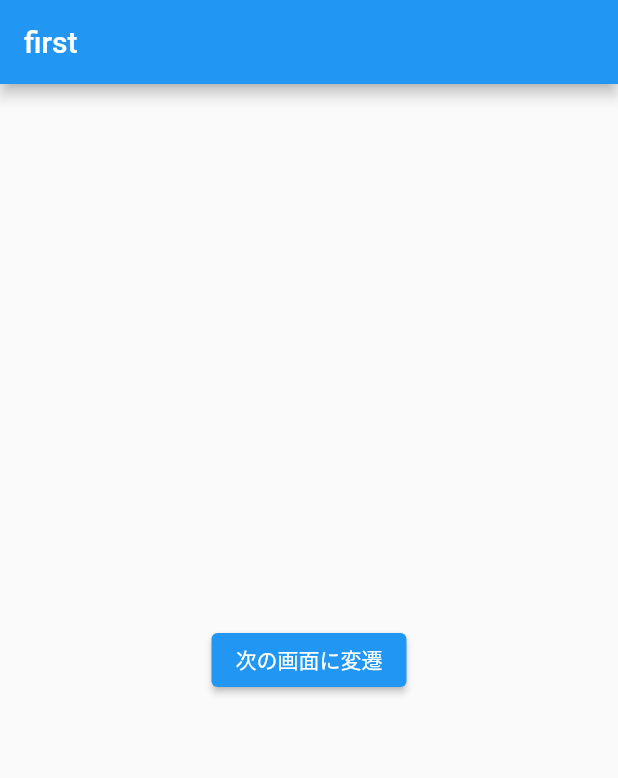
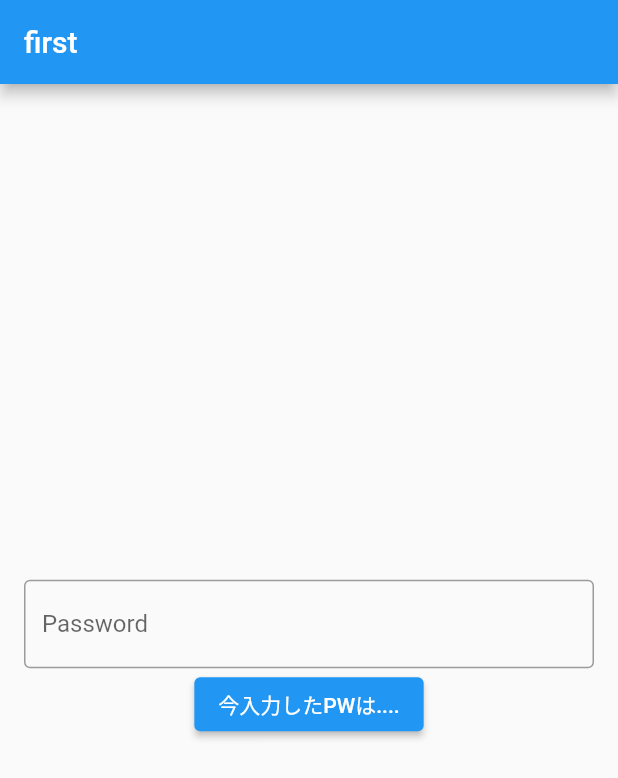
Before and after one commit to GawinGowin/flutter_train, a Flutter app: the screen it shows after launch, on a phone screen of 412 x 824 dp. Shown: the top 778 px of the screen. Run offline on Flutter 3.47's test engine with Material 2 defaults, Android fonts, the phone set to English and light mode, and no system bars.

Commit message:
add moving and input

```diff
--- a/lib/first_page.dart
+++ b/lib/first_page.dart
@@ -3,6 +3,8 @@ import 'package:flutter/material.dart';
 import 'package:flutter_train/second_page.dart';
 
 class FirstPage extends StatelessWidget {
+  String nameText = "";
+
   @override
   Widget build(BuildContext context) {
     return Scaffold(
@@ -11,16 +13,36 @@ class FirstPage extends StatelessWidget {
       ),
 
       body: Center(
-        child: Container(
-          child: ElevatedButton(
-            onPressed: (){
-              Navigator.push(context,
-               MaterialPageRoute(builder: (context) => SecondPage()),
-               );
-            },
-            child: Text("次の画面に変遷"),),
+          child: Padding(
+            padding: const EdgeInsets.all(16.0),
+            child: Column(
+              mainAxisAlignment: MainAxisAlignment.center,
+              children: [
+                TextField(
+                  enabled: true,
+                  obscureText: true,
+                  decoration: InputDecoration(
+                    border: OutlineInputBorder(),
+                    labelText: "Password"
+                  ),
+                  onChanged: (text){
+                    nameText = text;
+                    print(text);
+                  },
 
-        ),
+
+                ),
+
+                ElevatedButton(
+                  onPressed: (){
+                    Navigator.push(context,
+                     MaterialPageRoute(builder: (context) => SecondPage(nameText)),
+                     );
+                  },
+                  child: Text("今入力したPWは...."),),
+              ],
+            ),
+          ),
       )
 
     );
```
Also changed, not shown: lib/second_page.dart (+16 -7 lines).
